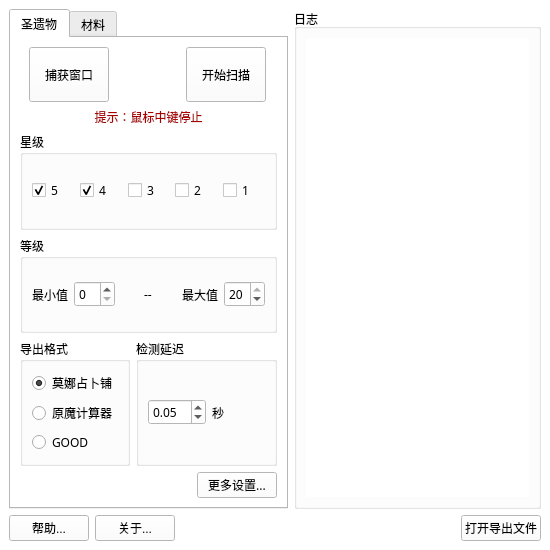
This is ui_dev/Amenoma.ui in daydreaming666/Amenoma as Qt 5 draws it before an edit. The edited form follows.
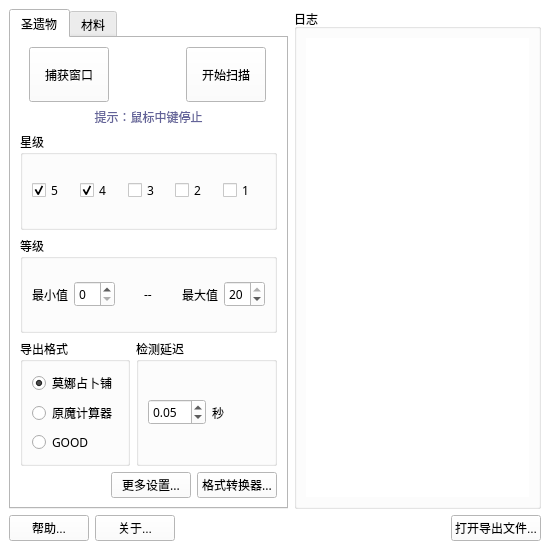
This is the edited form. Icons and pictures are not drawn.

```diff
--- a/ui_dev/Amenoma.ui
+++ b/ui_dev/Amenoma.ui
@@ -147,7 +147,7 @@
       <item>
        <widget class="QPushButton" name="pushButton_4">
         <property name="text">
-         <string>打开导出文件</string>
+         <string>打开导出文件...</string>
         </property>
        </widget>
       </item>
@@ -291,7 +291,7 @@
                </sizepolicy>
               </property>
               <property name="text">
-               <string>&lt;html&gt;&lt;head/&gt;&lt;body&gt;&lt;p align=&quot;center&quot;&gt;&lt;span style=&quot; color:#aa0000;&quot;&gt;提示：鼠标中键停止&lt;/span&gt;&lt;/p&gt;&lt;/body&gt;&lt;/html&gt;</string>
+               <string>&lt;html&gt;&lt;head/&gt;&lt;body&gt;&lt;p align=&quot;center&quot;&gt;&lt;span style=&quot; color:#636399;&quot;&gt;提示：鼠标中键停止&lt;/span&gt;&lt;/p&gt;&lt;/body&gt;&lt;/html&gt;</string>
               </property>
               <property name="textFormat">
                <enum>Qt::RichText</enum>
@@ -577,6 +577,13 @@
               </property>
              </widget>
             </item>
+            <item>
+             <widget class="QPushButton" name="pushButton_9">
+              <property name="text">
+               <string>格式转换器...</string>
+              </property>
+             </widget>
+            </item>
            </layout>
           </item>
          </layout>
```
